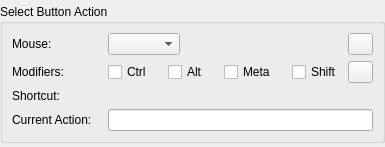
First picture: the form in src/kcmodule/buttonactionselectionwidget.ui, repository KDE/wacomtablet, before the edit.
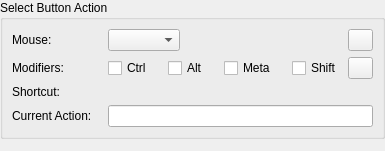
Second picture: the form after the edit. Icons and pictures are not drawn. Custom widgets are drawn as their Qt base class.

Commit message:
Fixed button action selection widget alignment.
The button action selection widget is no longer centered vertically but
aligns itself to the top if it has more space than it requires.

Patch:
```diff
--- a/src/kcmodule/buttonactionselectionwidget.ui
+++ b/src/kcmodule/buttonactionselectionwidget.ui
@@ -7,7 +7,7 @@
     <x>0</x>
     <y>0</y>
     <width>379</width>
-    <height>147</height>
+    <height>151</height>
    </rect>
   </property>
   <property name="windowTitle">
@@ -323,6 +323,19 @@
      </layout>
     </widget>
    </item>
+   <item>
+    <spacer name="freeSpaceSpacer">
+     <property name="orientation">
+      <enum>Qt::Vertical</enum>
+     </property>
+     <property name="sizeHint" stdset="0">
+      <size>
+       <width>0</width>
+       <height>0</height>
+      </size>
+     </property>
+    </spacer>
+   </item>
   </layout>
  </widget>
  <customwidgets>
```
Left out of the diff: 4 changed lines with no effect on the pictures.
